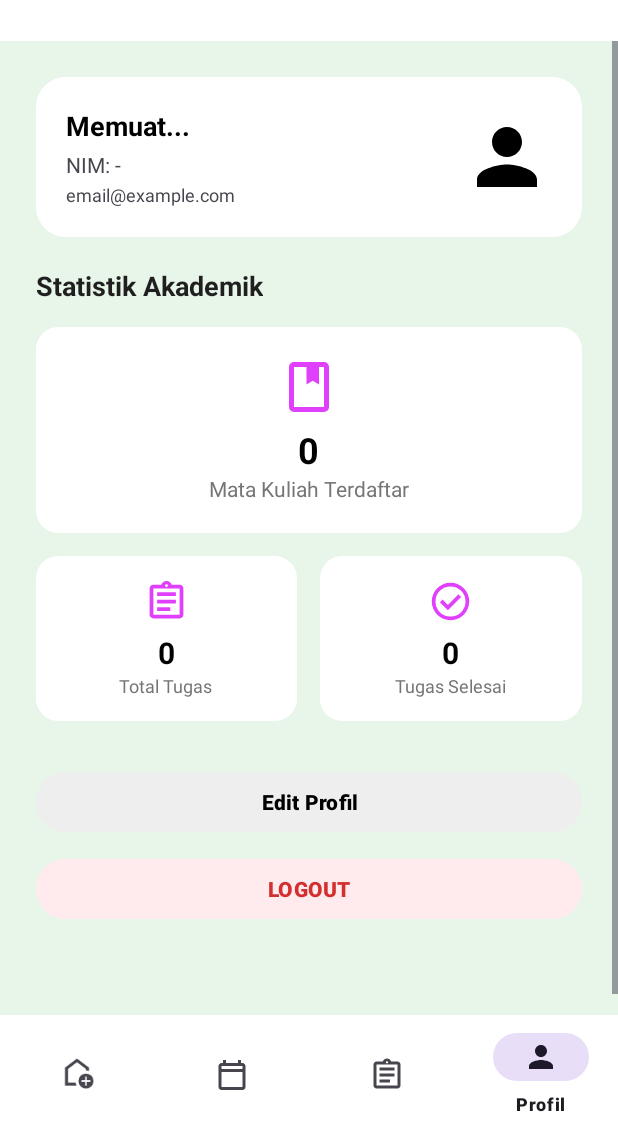
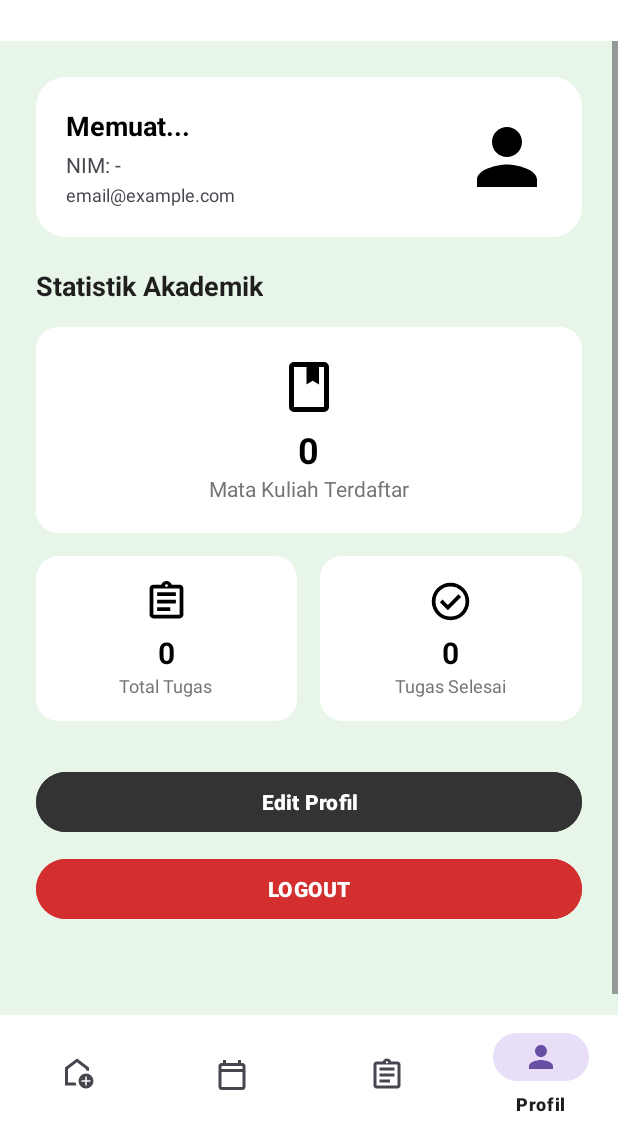
Before and after one commit to dion2129/Uas_Pemrograman_Mobile_ASTRANTIA, an Android app: the screen it shows after launch once a user with an empty profile is signed in (MainActivity), item 4 of the bottom bar chosen, on a phone screen of 412 x 824 dp, the part 101-1236 px from its top. Run offline under Robolectric (Android 15) with nearby library versions, the phone set to English and light mode, and no system bars; our stand-ins replace CircleImageView, Firebase (no records; nobody signed in at launch, a user with empty details on screens opened directly).

Commit message:
style : make some change on styling

```diff
--- a/app/src/main/res/layout/activity_main.xml
+++ b/app/src/main/res/layout/activity_main.xml
@@ -57,5 +57,6 @@
         android:layout_height="wrap_content"
         android:layout_alignParentBottom="true"
         android:background="@color/white"
+        app:itemIconTint="@null"
         app:menu="@menu/bottom_nav_menu" />
 </RelativeLayout>
--- a/app/src/main/res/layout/fragment_profile.xml
+++ b/app/src/main/res/layout/fragment_profile.xml
@@ -91,7 +91,7 @@
                 android:src="@drawable/ic_book_stat"
                 android:layout_width="40dp"
                 android:layout_height="40dp"
-                app:tint="@color/purple_icon"/>
+                app:tint="@color/black"/>
 
             <TextView
                 android:id="@+id/tvStatMatkul"
@@ -136,7 +136,7 @@
                         android:src="@drawable/ic_task"
                         android:layout_width="30dp"
                         android:layout_height="30dp"
-                        app:tint="@color/purple_icon"/>
+                        app:tint="@color/black"/>
 
                     <TextView
                         android:id="@+id/tvStatTotalTugas"
@@ -177,7 +177,7 @@
                         android:src="@drawable/ic_task_done"
                         android:layout_width="30dp"
                         android:layout_height="30dp"
-                        app:tint="@color/purple_icon"/>
+                        app:tint="@color/black"/>
 
                     <TextView
                         android:id="@+id/tvStatTugasSelesai"
@@ -204,8 +204,8 @@
             android:layout_width="match_parent"
             android:layout_height="wrap_content"
             android:text="Edit Profil"
-            android:backgroundTint="#EEEEEE"
-            android:textColor="@color/black"
+            android:backgroundTint="#333333"
+            android:textColor="@color/white"
             android:textStyle="bold"
             android:layout_marginBottom="10dp"/>
 
@@ -214,8 +214,8 @@
             android:layout_width="match_parent"
             android:layout_height="wrap_content"
             android:text="LOGOUT"
-            android:backgroundTint="#FFEBEE"
-            android:textColor="#D32F2F"
+            android:backgroundTint="@color/red_delete"
+            android:textColor="@color/white"
             android:textStyle="bold"/>
 
         <View android:layout_width="match_parent" android:layout_height="50dp"/>
--- a/app/src/main/res/values/colors.xml
+++ b/app/src/main/res/values/colors.xml
@@ -6,7 +6,7 @@
     <color name="bg_color">#E8F5E9</color>
     <color name="text_primary">#1F1F1F</color>
     <color name="blue_btn">#1565C0</color>
-    <color name="purple_icon">#E040FB</color>
+    <color name="purple_icon">#140E16</color>
     <color name="grey_bg_item">#F5F5F5</color>
     <color name="red_delete">#D32F2F</color>
 </resources>
```
Also changed, not shown: app/src/main/res/layout/activity_login.xml (+0 -7 lines), 156 other files.
